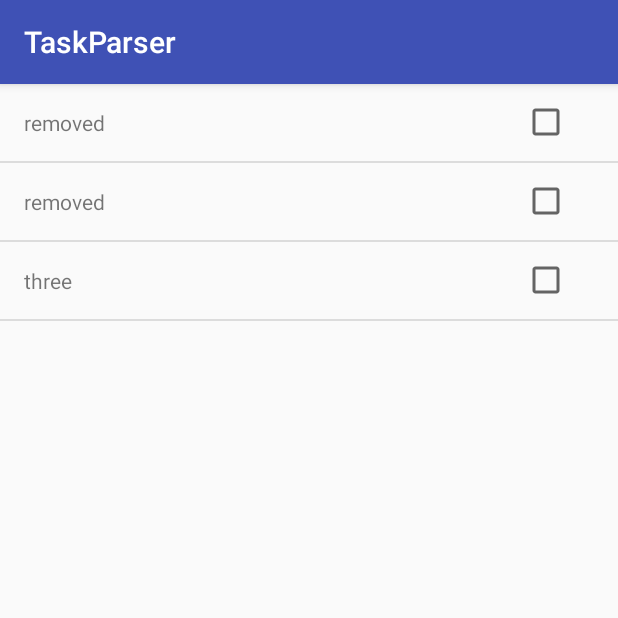
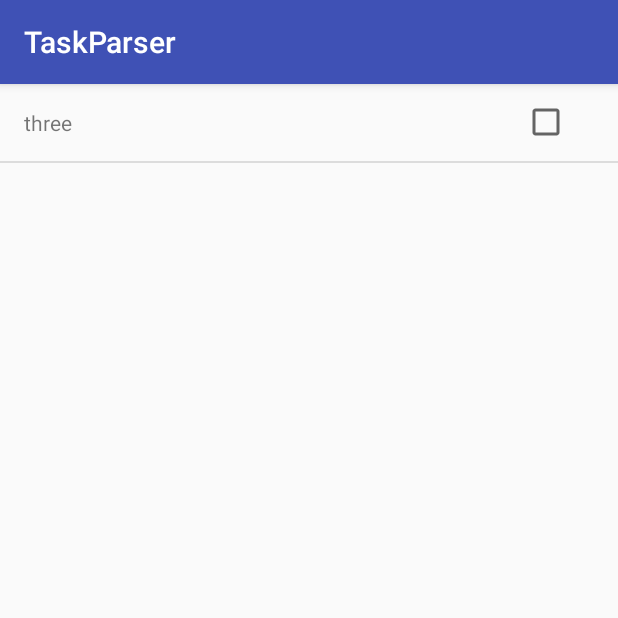
Before and after one commit to Uazya/TaskParser, an Android app: the MainActivity screen opened directly, with no data from a screen before it, after a tap on "two", on a phone screen of 412 x 824 dp, the top half of it. Run offline under Robolectric (Android 15) with nearby library versions, the phone set to English and light mode, and no system bars; 2 other taps on this screen came first.

```diff
--- a/app/src/main/java/com/example/android/taskparser/MainActivity.java
+++ b/app/src/main/java/com/example/android/taskparser/MainActivity.java
@@ -5,7 +5,6 @@ import android.support.v7.app.AppCompatActivity;
 import android.os.Bundle;
 import android.util.Log;
 import android.view.View;
-import android.widget.ArrayAdapter;
 import android.widget.ListView;
 import android.widget.TextView;
 
@@ -14,18 +13,28 @@ import java.util.ArrayList;
 public class MainActivity extends AppCompatActivity {
 
     TaskAdapter adapter;
-    ArrayList<TaskItem> items;
+    ArrayList<TaskItem> toBuyList, alredyBoughtList;
+    String tag;
+
+    String[] list;
 
     @Override
     protected void onCreate(Bundle savedInstanceState) {
         super.onCreate(savedInstanceState);
         setContentView(R.layout.list_view);
 
+        tag = "StartOnCreate";
+        if(toBuyList != null) {
+            tag = "toBuyList ";
+            Log.v(tag, toBuyList.toString());
+        }
+
         Intent intent = getIntent();
 
+        tag = "intent ";
+        Log.v(tag, intent.toString());
+
         String intent_string = intent.getStringExtra(Intent.EXTRA_TEXT);
-
-        String[] list;
 
         if(intent_string != null){
             list = parse(intent_string);
@@ -34,30 +43,27 @@ public class MainActivity extends AppCompatActivity {
             list = new String[] {"one", "two", "three"};
         }
 
-//        String[] arrayList = new String[] {"one", "two", "three"};
+        tag = "list ";
+        Log.v(tag, list.toString());
 
-//        ArrayList<String> arrayList = new ArrayList<>();
-//        arrayList.add("one");
-//        arrayList.add("two");
-//        arrayList.add("three");
-
-//        String line = "Овощи; Колбаса; \n Помидоры";
-//        String[] res = parse(line);
-
-        items = new ArrayList<>();
-
-        for(int i = 0; i < list.length; i++){
-            Log.v("After parse: ", list[i]);
-            items.add(new TaskItem(list[i]));
+        if(toBuyList != null) {
+            tag = "toBuyList ";
+            Log.v(tag, toBuyList.toString());
         }
 
-//        ArrayAdapter<String> adapter = new ArrayAdapter<String>(this, android.R.layout.simple_list_item_1, list);
-//        ListView listView = findViewById(R.id.list_view);
-//        listView.setAdapter(adapter);
+        if(toBuyList == null && alredyBoughtList == null) {
+            toBuyList = new ArrayList<>();
+            alredyBoughtList = new ArrayList<>();
 
-        adapter = new TaskAdapter(this, items);
+            for (int i = 0; i < list.length; i++) {
+                Log.v("After parse: ", list[i]);
+                toBuyList.add(new TaskItem(list[i]));
+            }
+        }
 
-        ListView listView = (ListView) findViewById(R.id.list_view);
+        adapter = new TaskAdapter(this, toBuyList);
+
+        ListView listView = findViewById(R.id.list_view);
         listView.setAdapter(adapter);
     }
 
@@ -66,10 +72,6 @@ public class MainActivity extends AppCompatActivity {
         String[] result = line.split("\n");
 
         for(int i = 0; i < result.length; i++){
-//            if(result[i].contains("\n")){
-//                Log.v("in parse method:", result[i] + " contain \\n in position " + result[i].indexOf("\n"));
-//                result[i] = result[i].substring(result[i].indexOf("\n"));
-//            }
             result[i] = result[i].trim();
         }
         return result;
@@ -78,11 +80,11 @@ public class MainActivity extends AppCompatActivity {
     public void onClick(View view){
         String taskName = ((TextView) view).getText().toString();
         Log.v("onClick: taskName ", taskName);
-        for(int i = 0; i < items.size(); i++){
-            if(taskName.equals(items.get(i).getTaskName())) {
+        for(int i = 0; i < toBuyList.size(); i++){
+            if(taskName.equals(toBuyList.get(i).getTaskName())) {
                 Log.v("onClick: position ", String.valueOf(i));
-                items.set(i, new TaskItem("removed"));
-                Log.v("onClick: ", items.get(i).getTaskName());
+                alredyBoughtList.add(toBuyList.get(i));
+                toBuyList.remove(i);
             }
         }
         adapter.notifyDataSetChanged();
```
